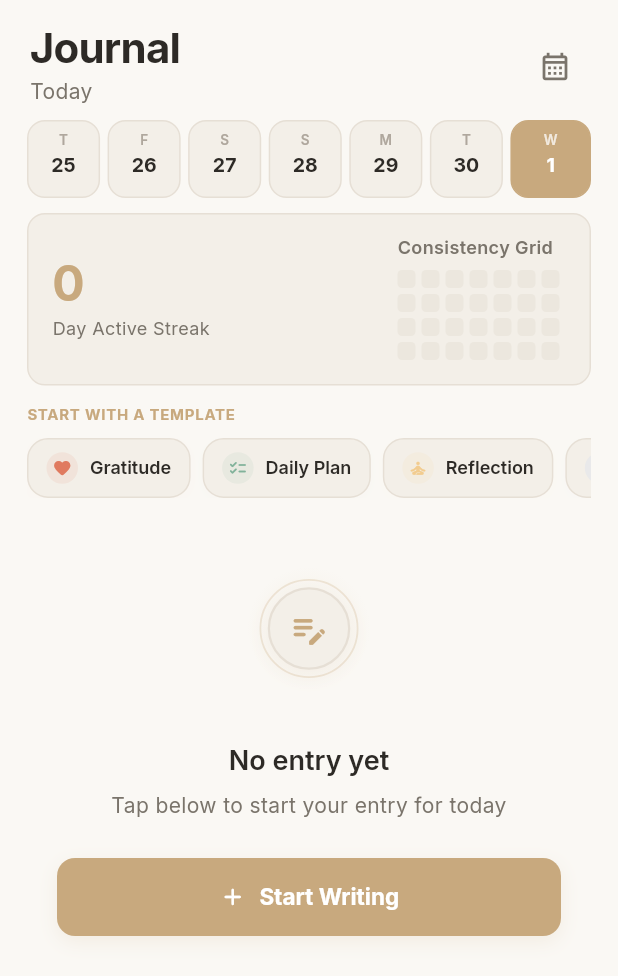
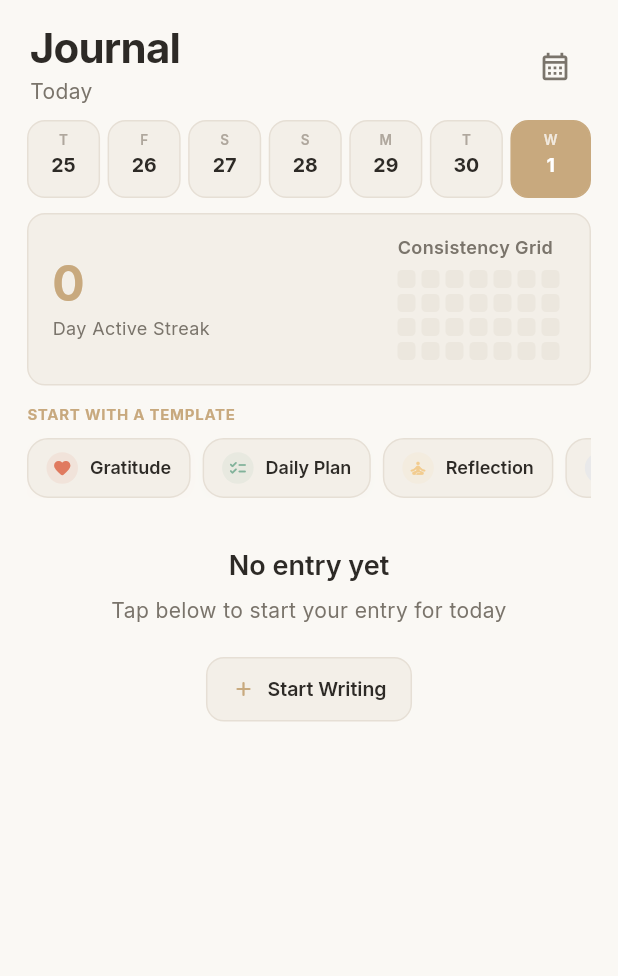
Before and after one commit to Codymwon/Prism, a Flutter app: the JournalScreen screen opened directly, on a phone screen of 412 x 824 dp. Shown: the top 976 px of the screen. Run offline on Flutter 3.47's test engine with Material 3 defaults, Android fonts, the phone set to English and light mode, and no system bars; drawn by our look-alikes of flutter_animate; our stand-ins replace audioplayers, file_picker, flutter_markdown_plus, flutter_riverpod, flutter_secure_storage, fpdart and 11 more; missing offline and left inert: cryptography, googleapis, markdown, purchases_flutter, purchases_ui_flutter, record; accounts and stored records are empty; generated files the repository leaves out were written again; project files that could hold a hidden picture were left out.

Commit message:
fix: resolve journal card preview spacing, checklist text truncation, checkbox toggle latency, and simplify empty state

```diff
--- a/lib/features/journal/presentation/widgets/journal_empty_illustration.dart
+++ /dev/null
@@ -1,88 +0,0 @@
-import 'package:flutter/material.dart';
-import 'package:flutter_animate/flutter_animate.dart';
-import '../../../../shared/design_system/design_system.dart';
-
-class JournalEmptyIllustration extends StatelessWidget {
-  final bool isFuture;
-  final ColorScheme colorScheme;
-  final double size;
-
-  const JournalEmptyIllustration({
-    super.key,
-    required this.isFuture,
-    required this.colorScheme,
-    this.size = 120.0,
-  });
-
-  @override
-  Widget build(BuildContext context) {
-    final isDark = Theme.of(context).brightness == Brightness.dark;
-    final baseColor = colorScheme.primary;
-    final accentColor = DesignColors.accentAmber(context);
-
-    return SizedBox(
-      width: size,
-      height: size,
-      child: Stack(
-        alignment: Alignment.center,
-        children: [
-          Container(
-            width: size * 0.75,
-            height: size * 0.75,
-            decoration: BoxDecoration(
-              shape: BoxShape.circle,
-              gradient: RadialGradient(
-                colors: [
-                  baseColor.withValues(alpha: 0.12),
-                  baseColor.withValues(alpha: 0.0),
-                ],
-              ),
-            ),
-          ),
-          Container(
-            width: size * 0.6,
-            height: size * 0.6,
-            decoration: BoxDecoration(
-              shape: BoxShape.circle,
-              border: Border.all(
-                color: accentColor.withValues(alpha: isDark ? 0.15 : 0.25),
-                width: 1.2,
-              ),
-            ),
-          ),
-          Container(
-            width: size * 0.5,
-            height: size * 0.5,
-            decoration: BoxDecoration(
-              color: DesignColors.surface(context),
-              shape: BoxShape.circle,
-              border: Border.all(
-                color: DesignColors.border(context),
-                width: 1.5,
-              ),
-              boxShadow: [
-                BoxShadow(
-                  color: baseColor.withValues(alpha: isDark ? 0.15 : 0.08),
-                  blurRadius: 12,
-                  offset: const Offset(0, 4),
-                ),
-              ],
-            ),
-            child: Icon(
-              isFuture ? Icons.calendar_month_rounded : Icons.edit_note_rounded,
-              size: size * 0.25,
-              color: baseColor,
-            ),
-          ).animate()
-            .fadeIn(duration: 400.ms)
-            .slideY(
-              begin: 0.1,
-              end: 0,
-              duration: 400.ms,
-              curve: Curves.easeOutBack,
-            ),
-        ],
-      ),
-    );
-  }
-}
--- a/lib/features/journal/presentation/widgets/journal_empty_state.dart
+++ b/lib/features/journal/presentation/widgets/journal_empty_state.dart
@@ -1,6 +1,5 @@
 import 'package:flutter/material.dart';
 import '../../../../shared/design_system/design_system.dart';
-import 'journal_empty_illustration.dart';
 
 class JournalEmptyState extends StatelessWidget {
   final String dateStr;
@@ -16,21 +15,12 @@ class JournalEmptyState extends StatelessWidget {
 
   @override
   Widget build(BuildContext context) {
-    final colorScheme = Theme.of(context).colorScheme;
     final isFuture = DateTime.parse(dateStr).isAfter(DateTime.now());
 
     return Center(
       child: Column(
         mainAxisSize: MainAxisSize.min,
         children: [
-          if (!showCalendar) ...[
-            JournalEmptyIllustration(
-              isFuture: isFuture,
-              colorScheme: colorScheme,
-              size: 110.0,
-            ),
-            const SizedBox(height: 20),
-          ],
           Text(
             isFuture ? 'A future day' : 'No entry yet',
             style: DesignTypography.heading(
@@ -52,15 +42,11 @@ class JournalEmptyState extends StatelessWidget {
             textAlign: TextAlign.center,
           ),
           if (!isFuture) ...[
-            const SizedBox(height: 24),
-            Padding(
-              padding: EdgeInsets.symmetric(horizontal: showCalendar ? 40.0 : 20.0),
-              child: DesignPrimaryButton(
-                label: 'Start Writing',
-                icon: DesignIcons.add,
-                height: showCalendar ? 44.0 : 52.0,
-                onTap: onStartWriting,
-              ),
+            const SizedBox(height: 20),
+            DesignSecondaryButton(
+              label: 'Start Writing',
+              icon: DesignIcons.add,
+              onTap: onStartWriting,
             ),
           ],
         ],
```
Also changed, not shown: lib/features/journal/presentation/widgets/journal_entry_card.dart (+88 -12 lines), 1 other file.
